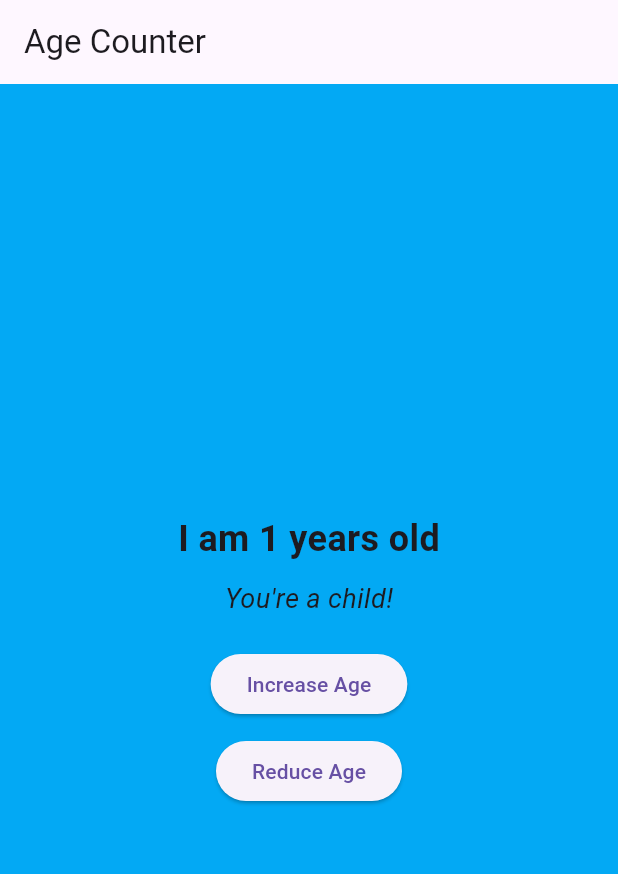
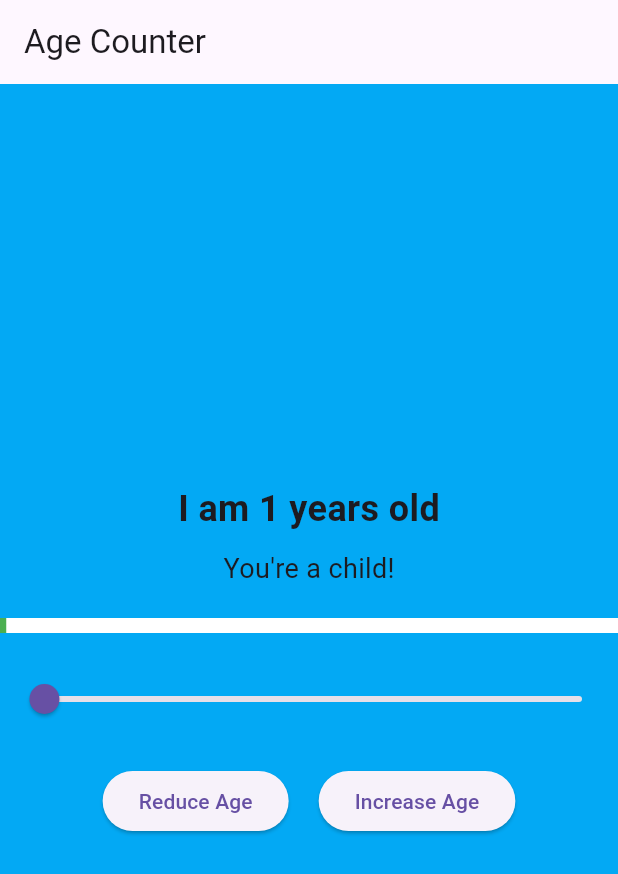
Before and after one commit to winngvyen/Counter_Age_App, a Flutter app: the screen it shows after launch, after a tap on "Increase Age", on a phone screen of 412 x 824 dp. Shown: the top 874 px of the screen. Run offline on Flutter 3.47's test engine with Material 3 defaults, Android fonts, the light colour scheme and no system bars; missing offline and left inert: window_size.

Commit message:
Initial commit - Slider is in effect with changing colors.

```diff
--- a/lib/main.dart
+++ b/lib/main.dart
@@ -5,65 +5,50 @@ import 'package:provider/provider.dart';
 import 'package:window_size/window_size.dart';
 
 void main() {
-  runApp(ChangeNotifierProvider(
-    create: (context) => AgeProvider(),
-    child: MyApp(),
-  ));
+  runApp(AgeCounterApp());
 }
 
-class MyApp extends StatelessWidget {
+class AgeCounterApp extends StatelessWidget {
   @override
   Widget build(BuildContext context) {
     return MaterialApp(
-      debugShowCheckedModeBanner: false,
-      home: AgeCounter(),
+      home: AgeCounterScreen(),
     );
   }
 }
 
-class AgeProvider extends ChangeNotifier {
+class AgeCounterScreen extends StatefulWidget {
+  @override
+  _AgeCounterScreenState createState() => _AgeCounterScreenState();
+}
+
+class _AgeCounterScreenState extends State<AgeCounterScreen> {
   int _age = 0;
 
-  int get age => _age;
-
-  void increaseAge() {
-    _age++;
-    notifyListeners();
+  String get ageMessage {
+    if (_age <= 12) return "You're a child!";
+    if (_age <= 19) return "Teenager time!";
+    if (_age <= 30) return "You're a young adult!";
+    if (_age <= 50) return "You're an adult now!";
+    return "Golden years!";
   }
 
-  void decreaseAge() {
-    if (_age > 0) {
-      _age--;
-      notifyListeners();
-    }
+  Color get backgroundColor {
+    if (_age <= 12) return Colors.lightBlue;
+    if (_age <= 19) return Colors.lightGreen;
+    if (_age <= 30) return Colors.yellow;
+    if (_age <= 50) return Colors.orange;
+    return Colors.grey;
   }
-}
 
-class AgeCounter extends StatelessWidget {
+  Color get progressColor {
+    if (_age <= 33) return Colors.green;
+    if (_age <= 67) return Colors.yellow;
+    return Colors.red;
+  }
+
   @override
   Widget build(BuildContext context) {
-    int age = context.watch<AgeProvider>().age;
-
-    Color backgroundColor;
-    String message;
-    //Mile strone categories
-    if (age <= 12) {
-      backgroundColor = Colors.lightBlue;
-      message = "You're a child!";
-    } else if (age <= 19) {
-      backgroundColor = Colors.lightGreen;
-      message = "Teenager time!";
-    } else if (age <= 30) {
-      backgroundColor = Colors.yellow;
-      message = "You're a young adult!";
-    } else if (age <= 50) {
-      backgroundColor = Colors.orange;
-      message = "You're an adult now!";
-    } else {
-      backgroundColor = Colors.grey;
-      message = "Golden years!";
-    }
-    //made sure colors work
     return Scaffold(
       backgroundColor: backgroundColor,
       appBar: AppBar(title: Text("Age Counter")),
@@ -72,23 +57,56 @@ class AgeCounter extends StatelessWidget {
           mainAxisAlignment: MainAxisAlignment.center,
           children: [
             Text(
-              "I am $age years old",
+              "I am $_age years old",
               style: TextStyle(fontSize: 24, fontWeight: FontWeight.bold),
             ),
             SizedBox(height: 10),
             Text(
-              message,
-              style: TextStyle(fontSize: 18, fontStyle: FontStyle.italic),
+              ageMessage,
+              style: TextStyle(fontSize: 18),
             ),
             SizedBox(height: 20),
-            ElevatedButton(
-              onPressed: () => context.read<AgeProvider>().increaseAge(),
-              child: Text("Increase Age"),
+            LinearProgressIndicator(
+              value: _age / 99,
+              backgroundColor: Colors.white,
+              color: progressColor,
+              minHeight: 10,
             ),
-            SizedBox(height: 10),
-            ElevatedButton(
-              onPressed: () => context.read<AgeProvider>().decreaseAge(),
-              child: Text("Reduce Age"),
+            SizedBox(height: 20),
+            Slider(
+              value: _age.toDouble(),
+              min: 0,
+              max: 99,
+              divisions: 99,
+              label: _age.toString(),
+              onChanged: (double value) {
+                setState(() {
+                  _age = value.toInt();
+                });
+              },
+            ),
+            SizedBox(height: 20),
+            Row(
+              mainAxisAlignment: MainAxisAlignment.center,
+              children: [
+                ElevatedButton(
+                  onPressed: () {
+                    setState(() {
+                      if (_age > 0) _age--;
+                    });
+                  },
+                  child: Text("Reduce Age"),
+                ),
+                SizedBox(width: 20),
+                ElevatedButton(
+                  onPressed: () {
+                    setState(() {
+                      if (_age < 99) _age++;
+                    });
+                  },
+                  child: Text("Increase Age"),
+                ),
+              ],
             ),
           ],
         ),
```
